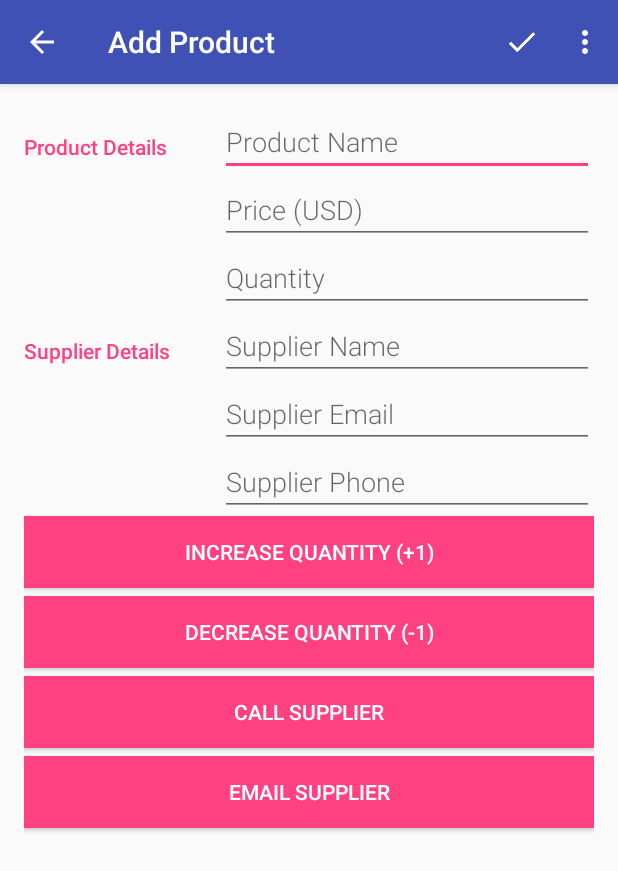
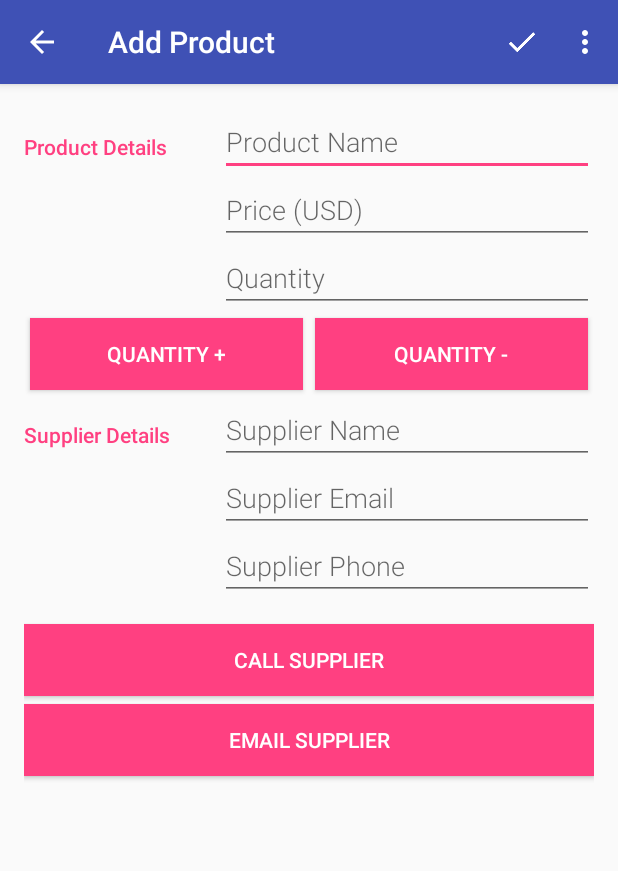
Before and after one commit to patrickjkennedy/SQLBooks, an Android app: the EditorActivity screen opened directly, with no data from a screen before it, on a phone screen of 412 x 824 dp. Shown: the top 871 px of the screen. Run offline under Robolectric (Android 15) with nearby library versions, the phone set to English and light mode, and no system bars.

Commit message:
added increment and decrement buttons

```diff
--- a/app/src/main/res/layout/activity_editor.xml
+++ b/app/src/main/res/layout/activity_editor.xml
@@ -63,6 +63,35 @@
         </LinearLayout>
     </LinearLayout>
 
+    <LinearLayout
+        android:layout_width="match_parent"
+        android:layout_height="wrap_content">
+        <Button
+            android:id="@+id/increase_quantity_button"
+            android:layout_width="match_parent"
+            android:layout_height="match_parent"
+            android:layout_weight="1"
+            android:layout_margin="4dp"
+            android:background="@color/colorAccent"
+            android:textColor="@android:color/white"
+            android:layout_marginBottom="5dp"
+            android:text="Quantity +"
+            android:onClick="increment"/>
+
+        <Button
+            android:id="@+id/decrease_quantity_button"
+            android:layout_width="match_parent"
+            android:layout_height="match_parent"
+            android:layout_weight="1"
+            android:layout_margin="4dp"
+
+            android:background="@color/colorAccent"
+            android:textColor="@android:color/white"
+            android:layout_marginBottom="5dp"
+            android:text="Quantity -"
+            android:onClick="decrement"/>
+    </LinearLayout>
+
     <!-- Overview category -->
     <LinearLayout
         android:layout_width="match_parent"
@@ -106,28 +135,12 @@
         </LinearLayout>
     </LinearLayout>
     <Button
-        android:id="@+id/increase_quantity_button"
         android:layout_width="match_parent"
         android:layout_height="wrap_content"
         android:background="@color/colorAccent"
         android:textColor="@android:color/white"
         android:layout_marginBottom="5dp"
-        android:text="Increase Quantity (+1)" />
-
-    <Button
-        android:id="@+id/decrease_quantity_button"
-        android:layout_width="match_parent"
-        android:layout_height="wrap_content"
-        android:background="@color/colorAccent"
-        android:textColor="@android:color/white"
-        android:layout_marginBottom="5dp"
-        android:text="Decrease Quantity (-1)" />
-    <Button
-        android:layout_width="match_parent"
-        android:layout_height="wrap_content"
-        android:background="@color/colorAccent"
-        android:textColor="@android:color/white"
-        android:layout_marginBottom="5dp"
+        android:layout_marginTop="16dp"
         android:text="Call Supplier" />
 
     <Button
--- a/app/src/main/res/layout/list_item.xml
+++ b/app/src/main/res/layout/list_item.xml
@@ -38,4 +38,5 @@
         android:textColor="#AEB6BD"
         tools:text="Quantity: 123"
         />
+
 </LinearLayout>
```
Also changed, not shown: app/src/main/java/com/example/android/sqlbooks/EditorActivity.java (+17 -0 lines).
